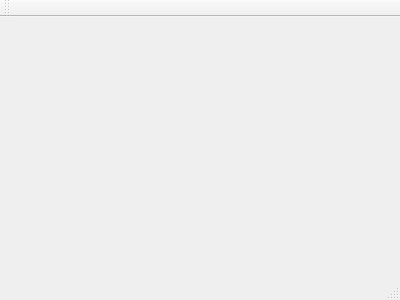
trangjackie/IVdisplay_widgets, file mainwindow.ui: the form before one commit.
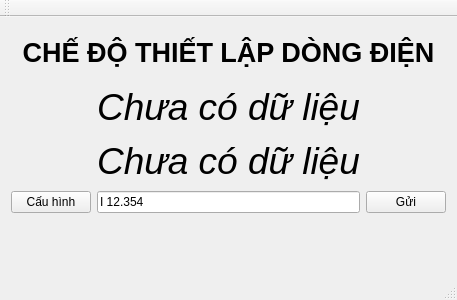
The form after the commit.

Diff of the .ui file:
```diff
--- a/mainwindow.ui
+++ b/mainwindow.ui
@@ -1,24 +1,121 @@
 <ui version="4.0">
  <class>MainWindow</class>
- <widget class="QMainWindow" name="MainWindow" >
-  <property name="geometry" >
+ <widget class="QMainWindow" name="MainWindow">
+  <property name="geometry">
    <rect>
     <x>0</x>
     <y>0</y>
-    <width>400</width>
+    <width>446</width>
     <height>300</height>
    </rect>
   </property>
-  <property name="windowTitle" >
+  <property name="sizePolicy">
+   <sizepolicy hsizetype="Preferred" vsizetype="Preferred">
+    <horstretch>0</horstretch>
+    <verstretch>0</verstretch>
+   </sizepolicy>
+  </property>
+  <property name="windowTitle">
    <string>MainWindow</string>
   </property>
-  <widget class="QMenuBar" name="menuBar" />
-  <widget class="QToolBar" name="mainToolBar" />
-  <widget class="QWidget" name="centralWidget" />
-  <widget class="QStatusBar" name="statusBar" />
+  <widget class="QWidget" name="centralWidget">
+   <layout class="QGridLayout" name="gridLayout">
+    <item row="2" column="1">
+     <widget class="QLabel" name="label_data2">
+      <property name="font">
+       <font>
+        <pointsize>28</pointsize>
+        <italic>true</italic>
+       </font>
+      </property>
+      <property name="text">
+       <string>Chưa có dữ liệu</string>
+      </property>
+      <property name="alignment">
+       <set>Qt::AlignCenter</set>
+      </property>
+     </widget>
+    </item>
+    <item row="1" column="0" colspan="3">
+     <widget class="QLabel" name="label_data1">
+      <property name="font">
+       <font>
+        <pointsize>28</pointsize>
+        <italic>true</italic>
+       </font>
+      </property>
+      <property name="text">
+       <string>Chưa có dữ liệu</string>
+      </property>
+      <property name="alignment">
+       <set>Qt::AlignCenter</set>
+      </property>
+     </widget>
+    </item>
+    <item row="3" column="1">
+     <widget class="QLineEdit" name="lineEdit_test">
+      <property name="text">
+       <string>I 12.354</string>
+      </property>
+     </widget>
+    </item>
+    <item row="3" column="0">
+     <widget class="QPushButton" name="pushButton_setting">
+      <property name="text">
+       <string>Cấu hình</string>
+      </property>
+     </widget>
+    </item>
+    <item row="0" column="0" colspan="3">
+     <widget class="QLabel" name="label_mode">
+      <property name="sizePolicy">
+       <sizepolicy hsizetype="Expanding" vsizetype="Preferred">
+        <horstretch>0</horstretch>
+        <verstretch>0</verstretch>
+       </sizepolicy>
+      </property>
+      <property name="font">
+       <font>
+        <pointsize>20</pointsize>
+        <weight>75</weight>
+        <bold>true</bold>
+       </font>
+      </property>
+      <property name="text">
+       <string>CHẾ ĐỘ THIẾT LẬP DÒNG ĐIỆN</string>
+      </property>
+      <property name="alignment">
+       <set>Qt::AlignCenter</set>
+      </property>
+     </widget>
+    </item>
+    <item row="3" column="2">
+     <widget class="QPushButton" name="pushButton_send">
+      <property name="text">
+       <string>Gửi</string>
+      </property>
+     </widget>
+    </item>
+    <item row="4" column="1">
+     <widget class="QLabel" name="label">
+      <property name="text">
+       <string/>
+      </property>
+     </widget>
+    </item>
+   </layout>
+  </widget>
+  <widget class="QToolBar" name="mainToolBar">
+   <attribute name="toolBarArea">
+    <enum>TopToolBarArea</enum>
+   </attribute>
+   <attribute name="toolBarBreak">
+    <bool>false</bool>
+   </attribute>
+  </widget>
+  <widget class="QStatusBar" name="statusBar"/>
  </widget>
- <layoutDefault spacing="6" margin="11" />
- <pixmapfunction></pixmapfunction>
+ <layoutdefault spacing="6" margin="11"/>
  <resources/>
  <connections/>
 </ui>
```
Left out of the diff: 1 changed line with no effect on the pictures.
